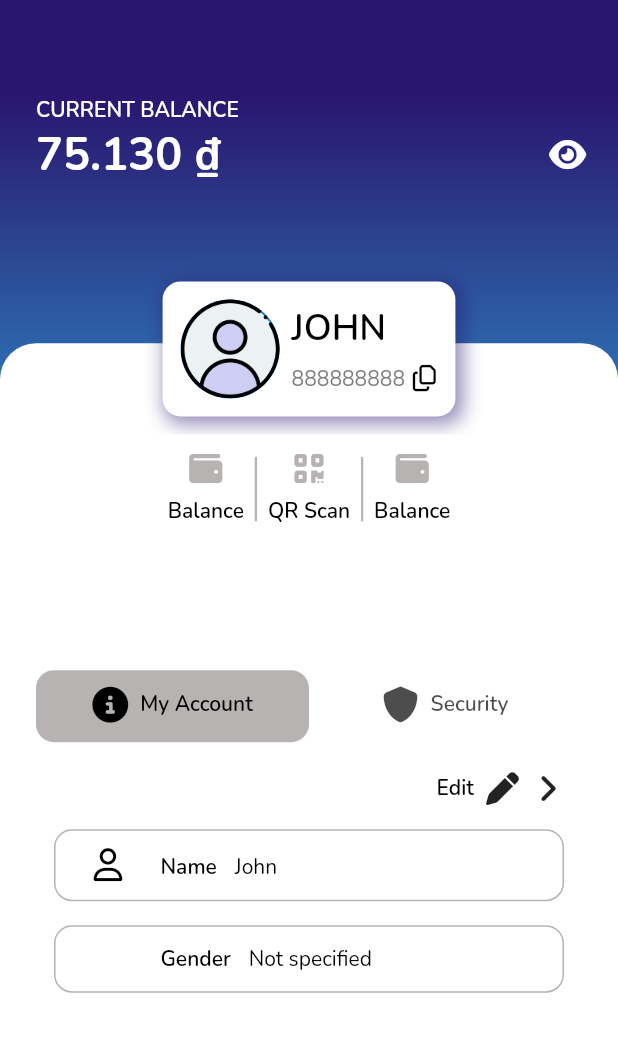
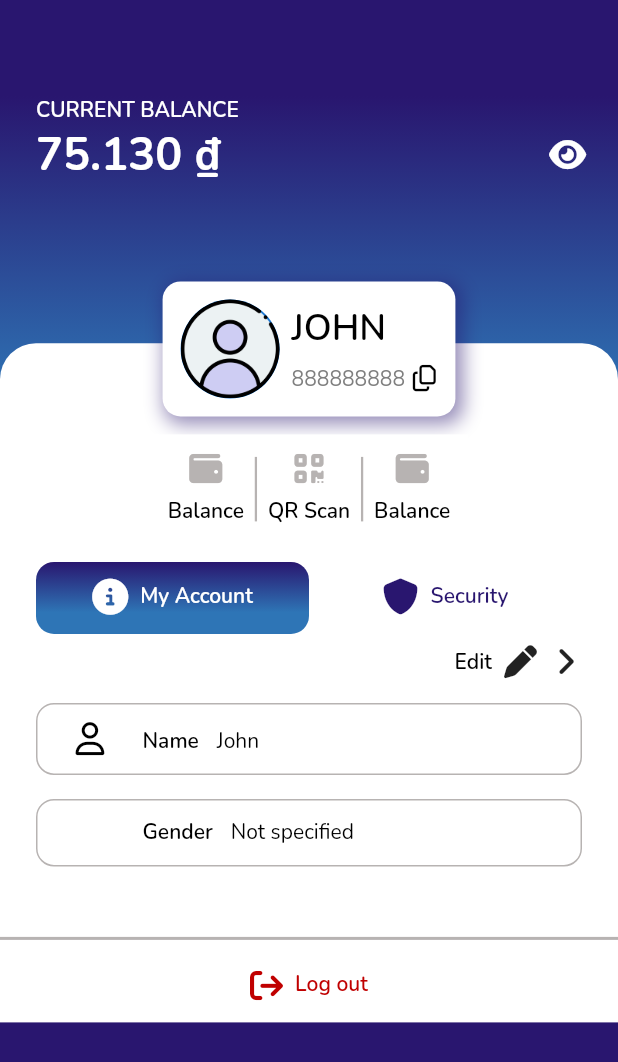
Before and after one commit to Bie-NHD/k2db-flutter-app, a Flutter app: the UserScreen screen opened by its route, after a tap on an icon or button, on a phone screen of 412 x 824 dp. Shown: the top 1062 px of the screen. Run offline on Flutter 3.47's test engine with Material 2 defaults, Android fonts, the phone set to English and light mode, and no system bars; our stand-ins replace carousel_slider, firebase_core, firebase_messaging, font_awesome_flutter, salomon_bottom_bar, shared_preferences; accounts and stored records are empty.

Commit message:
Update user screen (Rebuild)

```diff
--- a/k2dbmoneyapp/lib/views/screens/user/Widgets/main_body.dart
+++ b/k2dbmoneyapp/lib/views/screens/user/Widgets/main_body.dart
@@ -10,7 +10,6 @@ import '../../../../core/constant/text.dart';
 import '../../../../core/helpers/helper_image.dart';
 import '../../../widgets/widget_card_function.dart';
 import '../Modal/User.dart';
-import '../user_main.dart';
 import 'widget_user_tabbar.dart';
 
 class UserMainBody extends StatefulWidget {
@@ -38,8 +37,10 @@ class _UserMainBodyState extends State<UserMainBody> {
     final Size size = MediaQuery.of(context).size;
 
     return SingleChildScrollView(
+      physics: const ClampingScrollPhysics(),
       child: SafeArea(
         child: Column(
+          mainAxisSize: MainAxisSize.min,
           crossAxisAlignment: CrossAxisAlignment.start,
           children: [
             Stack(
@@ -62,9 +63,9 @@ class _UserMainBodyState extends State<UserMainBody> {
                         ]),
                   ),
                 ),
-                // Main Body
+                // Header Decoration
                 Container(
-                  height: size.height,
+                  height: size.height * 0.3,
                   margin: EdgeInsets.only(top: size.height * 0.2),
                   padding: EdgeInsets.only(top: size.height * 0.25),
                   decoration: const BoxDecoration(
@@ -72,42 +73,9 @@ class _UserMainBodyState extends State<UserMainBody> {
                       borderRadius: BorderRadius.only(
                           topLeft: Radius.circular(kBorderRadiusMax),
                           topRight: Radius.circular(kBorderRadiusMax))),
-                  child: Column(children: [
-                    Padding(
-                      padding:
-                          const EdgeInsets.symmetric(horizontal: k24Padding),
-                      child: UserTabBar(
-                        tabController: widget._tabController,
-                        user: widget.user,
-                      ),
-                    ),
-                    const Divider(
-                      color: ColorsApp.tertiaryColors,
-                      thickness: 2,
-                    ),
-                    TextButton(
-                        onPressed: () {},
-                        child: Wrap(
-                          direction: Axis.horizontal,
-                          spacing: k8Padding,
-                          children: [
-                            const Icon(
-                              FontAwesomeIcons.arrowRightFromBracket,
-                              size: kIconSize,
-                              color: ColorsApp.statusErrorColor,
-                            ),
-                            Text(
-                              "Log out",
-                              style:
-                                  TextStyles.defaultStyle.semiBold.colorRedText,
-                            )
-                          ],
-                        ))
-                  ]),
                 ),
                 // Balance Display
                 Container(
-                  // Balance Display
                   padding: const EdgeInsets.symmetric(horizontal: k24Padding),
                   child: Column(
                     crossAxisAlignment: CrossAxisAlignment.start,
@@ -169,7 +137,7 @@ class _UserMainBodyState extends State<UserMainBody> {
                               BoxShadow(
                                   color:
                                       ColorsApp.primaryColor.withOpacity(0.5),
-                                  offset: Offset(3, 3),
+                                  offset: const Offset(3, 3),
                                   blurRadius: 10,
                                   spreadRadius: 2)
                             ]),
@@ -261,9 +229,52 @@ class _UserMainBodyState extends State<UserMainBody> {
                                 text: "Balance",
                                 color: ColorsApp.tertiaryColors,
                               ),
-                              ]),
+                            ],
                           ),
                         ),
+                      ),
+                      // Main content
+                      Container(
+                        color: Colors.white,
+                        width: double.maxFinite,
+                        child: Column(
+                          mainAxisSize: MainAxisSize.min,
+                          mainAxisAlignment: MainAxisAlignment.center,
+                          children: [
+                            Padding(
+                              padding: const EdgeInsets.symmetric(
+                                  horizontal: k24Padding),
+                              child: UserTabBar(
+                                tabController: widget._tabController,
+                                user: widget.user,
+                              ),
+                            ),
+                            const Divider(
+                              color: ColorsApp.tertiaryColors,
+                              thickness: 2,
+                            ),
+                            TextButton(
+                              onPressed: () {},
+                              child: Wrap(
+                                direction: Axis.horizontal,
+                                spacing: k8Padding,
+                                children: [
+                                  const Icon(
+                                    FontAwesomeIcons.arrowRightFromBracket,
+                                    size: kIconSize,
+                                    color: ColorsApp.statusErrorColor,
+                                  ),
+                                  Text(
+                                    "Log out",
+                                    style: TextStyles
+                                        .defaultStyle.semiBold.colorRedText,
+                                  )
+                                ],
+                              ),
+                            )
+                          ],
+                        ),
+                      )
                     ],
                   ),
                 )
--- a/k2dbmoneyapp/lib/views/screens/user/Widgets/widget_user_tabbar.dart
+++ b/k2dbmoneyapp/lib/views/screens/user/Widgets/widget_user_tabbar.dart
@@ -23,6 +23,26 @@ class UserTabBar extends StatefulWidget {
 
 class _UserTabBarState extends State<UserTabBar> {
   int selectedIndex = 0;
+  List<Tab> tabs = [
+    Tab(
+      child: Row(mainAxisAlignment: MainAxisAlignment.center, children: const [
+        Icon(FontAwesomeIcons.circleInfo),
+        SizedBox(
+          width: k8Padding,
+        ),
+        Text("My Account"),
+      ]),
+    ),
+    Tab(
+      child: Row(mainAxisAlignment: MainAxisAlignment.center, children: const [
+        Icon(FontAwesomeIcons.shield),
+        SizedBox(
+          width: k8Padding,
+        ),
+        Text("Security"),
+      ]),
+    ),
+  ];
 
   @override
   Widget build(BuildContext context) {
@@ -43,41 +63,30 @@ class _UserTabBarState extends State<UserTabBar> {
                 },
                 labelPadding:
                     const EdgeInsets.symmetric(horizontal: k12Padding),
-                  labelColor: ColorsApp.defaultTextColor,
+                labelColor: Colors.white,
+                unselectedLabelColor: ColorsApp.primaryColor,
                 labelStyle: TextStyles.defaultStyle.semiBold.colorDefaultText,
                 indicator: BoxDecoration(
-                      color: ColorsApp.tertiaryColors,
-                      borderRadius: BorderRadius.circular(kBorderRadiusMin)),
-                  tabs: [
-                    Tab(
-                      child: Row(
-                          mainAxisAlignment: MainAxisAlignment.center,
-                          children: const [
-                            Icon(FontAwesomeIcons.circleInfo),
-                            SizedBox(
-                              width: k8Padding,
+                  // color: ColorsApp.primaryColor,
+                  borderRadius: BorderRadius.circular(kBorderRadiusMin),
+                  gradient: const LinearGradient(
+                    begin: Alignment.topCenter,
+                    end: Alignment.bottomCenter,
+                    stops: [0, 0.7],
+                    colors: [ColorsApp.primaryColor, ColorsApp.statusNoteColor],
                   ),
-                            Text("My Account"),
-                          ]),
                 ),
-                    Tab(
-                      child: Row(
-                          mainAxisAlignment: MainAxisAlignment.center,
-                          children: const [
-                            Icon(FontAwesomeIcons.shield),
-                            SizedBox(
-                              width: k8Padding,
-                            ),
-                            Text("Security"),
-                          ]),
-                    ),
-                  ]),
+                tabs: tabs),
             IndexedStack(
               index: selectedIndex,
-                children: [InfoTab(user: widget._user), const SecurityTab()],
+              children: [
+                InfoTab(user: widget._user),
+                const SecurityTab(),
+              ],
             ),
           ],
-          )),
+        ),
+      ),
     );
   }
 }
@@ -92,27 +101,18 @@ class InfoTab extends StatelessWidget {
 
   @override
   Widget build(BuildContext context) {
-    return Padding(
-      padding: const EdgeInsets.all(k12Padding),
-      child: Container(
-        constraints:
-            BoxConstraints(maxHeight: MediaQuery.of(context).size.height * 0.5),
-        child: Column(
-          crossAxisAlignment: CrossAxisAlignment.center,
+    return Column(
+      mainAxisSize: MainAxisSize.min,
       children: [
         const EditButton(),
-            Flexible(
-              flex: 2,
-              child: ListView.builder(
+        ListView.builder(
           itemCount: infoContent(user: _user).length,
           scrollDirection: Axis.vertical,
           physics: const NeverScrollableScrollPhysics(),
-                  itemBuilder: (context, index) =>
-                      infoContent(user: _user)[index]),
+          shrinkWrap: true,
+          itemBuilder: (context, index) => infoContent(user: _user)[index],
         ),
       ],
-        ),
-      ),
     );
   }
 }
@@ -124,14 +124,13 @@ class SecurityTab extends StatelessWidget {
 
   @override
   Widget build(BuildContext context) {
-    return Padding(
-      padding: const EdgeInsets.all(k12Padding),
-      child: Column(
-        crossAxisAlignment: CrossAxisAlignment.center,
-        children: [
-          const EditButton(),
-        ],
-      ),
+    return ListView.builder(
+      itemCount: 3,
+      scrollDirection: Axis.vertical,
+      physics: const NeverScrollableScrollPhysics(),
+      shrinkWrap: true,
+      itemBuilder: (context, index) =>
+          const InfoContentItem(title: "a", content: "b"),
     );
   }
 }
@@ -164,7 +163,8 @@ class EditButton extends StatelessWidget {
               FontAwesomeIcons.angleRight,
               size: kIconSize,
             )
-            ]),
+          ],
+        ),
       ),
     );
   }
```
Also changed, not shown: k2dbmoneyapp/lib/views/screens/user/user_main.dart (+8 -14 lines). Lines whose indentation alone changed are shown as unchanged.
